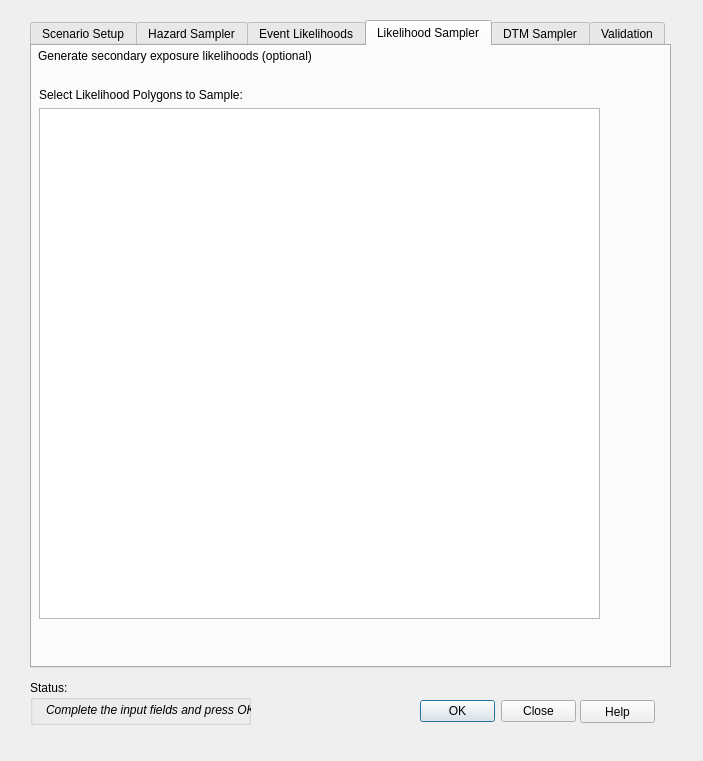
First picture: the form in canflood_inprep/canFlood_inPrep_dialog_base.ui, repository NRCan/CanFlood, before the edit.
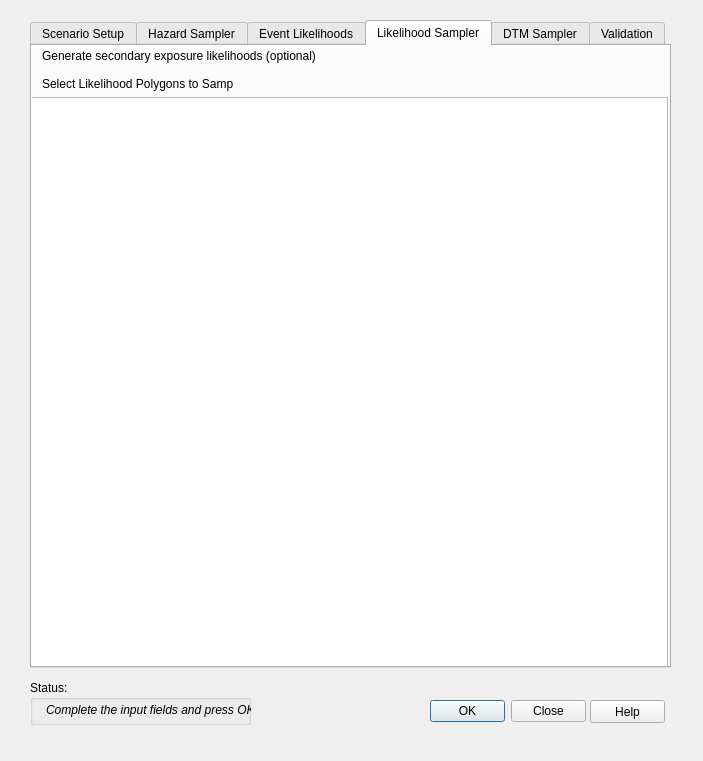
Second picture: the form after the edit. The open tabs and pages were chosen to show the change. Custom widgets are drawn as their Qt base class.

```diff
--- a/canflood_inprep/canFlood_inPrep_dialog_base.ui
+++ b/canflood_inprep/canFlood_inPrep_dialog_base.ui
@@ -416,51 +416,10 @@
     <attribute name="title">
      <string>Likelihood Sampler</string>
     </attribute>
-    <widget class="QWidget" name="layoutWidget">
-     <property name="geometry">
-      <rect>
-       <x>7</x>
-       <y>42</y>
-       <width>561</width>
-       <height>531</height>
-      </rect>
-     </property>
-     <layout class="QVBoxLayout" name="_12">
-      <item>
-       <widget class="QLabel" name="label_11">
-        <property name="sizePolicy">
-         <sizepolicy hsizetype="Preferred" vsizetype="Fixed">
-          <horstretch>0</horstretch>
-          <verstretch>0</verstretch>
-         </sizepolicy>
-        </property>
-        <property name="text">
-         <string>Select Likelihood Polygons to Sample:</string>
-        </property>
-       </widget>
-      </item>
-      <item>
-       <widget class="QListWidget" name="inData_3">
-        <property name="cursor" stdset="0">
-         <cursorShape>ArrowCursor</cursorShape>
-        </property>
-        <property name="editTriggers">
-         <set>QAbstractItemView::DoubleClicked|QAbstractItemView::EditKeyPressed</set>
-        </property>
-        <property name="selectionMode">
-         <enum>QAbstractItemView::ExtendedSelection</enum>
-        </property>
-        <property name="viewMode">
-         <enum>QListView::ListMode</enum>
-        </property>
-       </widget>
-      </item>
-     </layout>
-    </widget>
     <widget class="QLabel" name="label_12">
      <property name="geometry">
       <rect>
-       <x>6</x>
+       <x>10</x>
        <y>0</y>
        <width>561</width>
        <height>20</height>
@@ -470,6 +429,35 @@
       <string>Generate secondary exposure likelihoods (optional)</string>
      </property>
     </widget>
+    <widget class="QLabel" name="label_11">
+     <property name="geometry">
+      <rect>
+       <x>10</x>
+       <y>30</y>
+       <width>191</width>
+       <height>16</height>
+      </rect>
+     </property>
+     <property name="sizePolicy">
+      <sizepolicy hsizetype="Preferred" vsizetype="Fixed">
+       <horstretch>0</horstretch>
+       <verstretch>0</verstretch>
+      </sizepolicy>
+     </property>
+     <property name="text">
+      <string>Select Likelihood Polygons to Sample:</string>
+     </property>
+    </widget>
+    <widget class="QListWidget" name="listWidget_ls">
+     <property name="geometry">
+      <rect>
+       <x>-5</x>
+       <y>51</y>
+       <width>641</width>
+       <height>571</height>
+      </rect>
+     </property>
+    </widget>
    </widget>
    <widget class="QWidget" name="tab_dtmSamp">
     <attribute name="title">
@@ -544,7 +532,7 @@
   <widget class="QPushButton" name="pushButton_help">
    <property name="geometry">
     <rect>
-     <x>580</x>
+     <x>590</x>
      <y>700</y>
      <width>75</width>
      <height>23</height>
@@ -622,7 +610,7 @@
    </property>
    <property name="geometry">
     <rect>
-     <x>420</x>
+     <x>430</x>
      <y>700</y>
      <width>156</width>
      <height>23</height>
```
Left out of the diff: 15 changed lines with no effect on the pictures.
